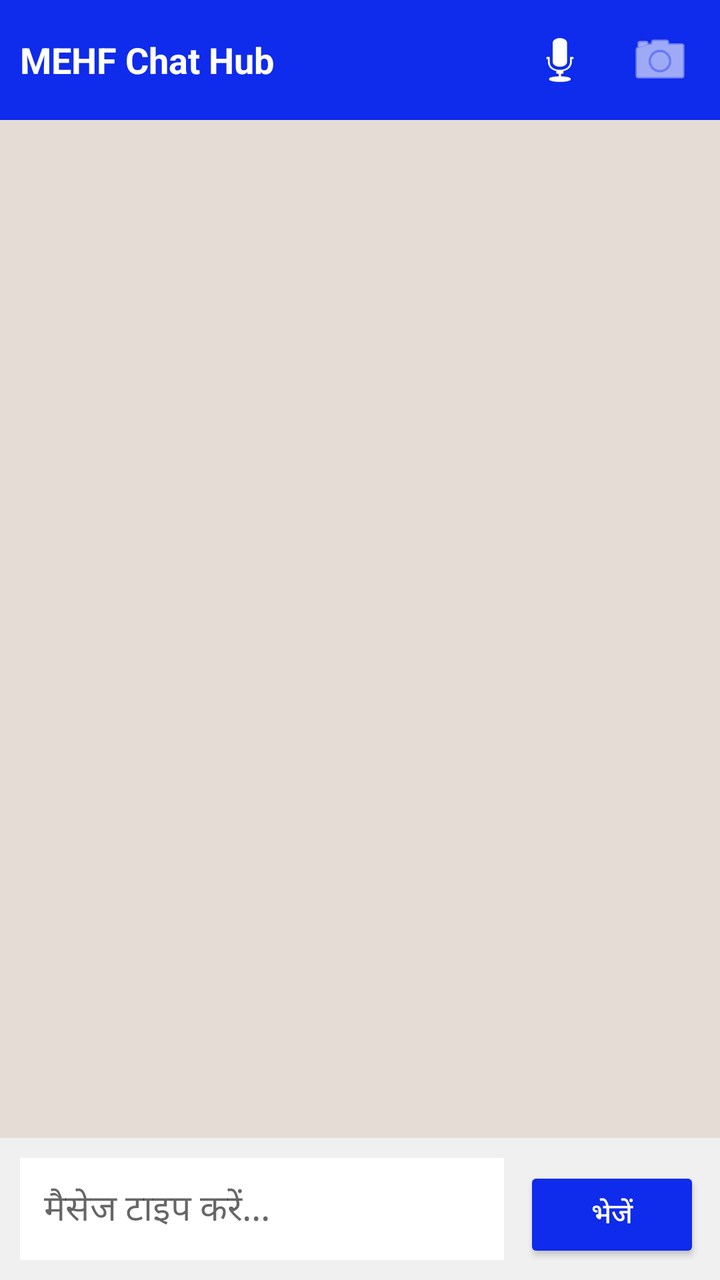
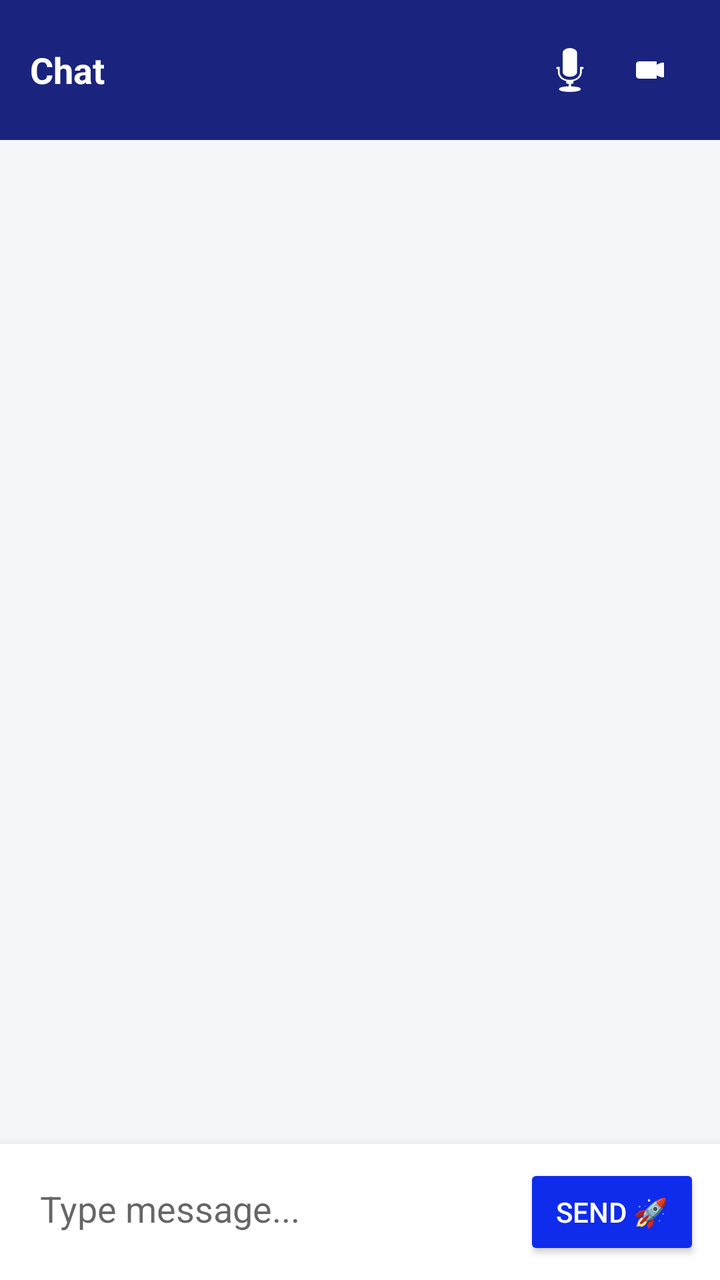

Screens rendered from an Android XML layout before and after an edit, with the pre-edit source and the edit as a unified diff.
<!-- AndroidManifest.xml: application theme Theme.AppCompat.Light.NoActionBar -->
<!-- res/layout/activity_chat.xml -->
<?xml version="1.0" encoding="utf-8"?>
<RelativeLayout xmlns:android="http://schemas.android.com/apk/res/android"
    android:layout_width="match_parent"
    android:layout_height="match_parent"
    android:background="#E5DDD5">

    
    <LinearLayout
        android:id="@+id/headerLayout"
        android:layout_width="match_parent"
        android:layout_height="60dp"
        android:background="#0F2BEB"
        android:gravity="center_vertical"
        android:orientation="horizontal"
        android:padding="10dp">
        
        <TextView
            android:id="@+id/chatTitle"
            android:layout_width="0dp"
            android:layout_height="wrap_content"
            android:layout_weight="1"
            android:text="MEHF Chat Hub"
            android:textColor="#FFFFFF"
            android:textSize="18sp"
            android:textStyle="bold" />

        
        <ImageButton
            android:id="@+id/btnVoiceCall"
            android:layout_width="40dp"
            android:layout_height="40dp"
            android:layout_marginRight="10dp"
            android:background="?attr/selectableItemBackground"
            android:src="@android:drawable/ic_btn_speak_now"
            android:tint="#FFFFFF" />

        <ImageButton
            android:id="@+id/btnVideoCall"
            android:layout_width="40dp"
            android:layout_height="40dp"
            android:background="?attr/selectableItemBackground"
            android:src="@android:drawable/ic_menu_camera"
            android:tint="#FFFFFF" />
    </LinearLayout>

    
    <RelativeLayout
        android:id="@+id/videoCallContainer"
        android:layout_width="match_parent"
        android:layout_height="match_parent"
        android:layout_below="@id/headerLayout"
        android:visibility="gone"
        android:background="#000000"
        android:elevation="10dp">

        <org.webrtc.SurfaceViewRenderer
            android:id="@+id/remoteVideoView"
            android:layout_width="match_parent"
            android:layout_height="match_parent" />

        <org.webrtc.SurfaceViewRenderer
            android:id="@+id/localVideoView"
            android:layout_width="120dp"
            android:layout_height="160dp"
            android:layout_alignParentBottom="true"
            android:layout_alignParentRight="true"
            android:layout_margin="20dp" />

        <Button
            android:id="@+id/btnEndCall"
            android:layout_width="wrap_content"
            android:layout_height="wrap_content"
            android:layout_alignParentBottom="true"
            android:layout_centerHorizontal="true"
            android:layout_marginBottom="30dp"
            android:backgroundTint="#D32F2F"
            android:text="End Call"
            android:textColor="#FFFFFF" />
    </RelativeLayout>

    
    <ScrollView
        android:id="@+id/chatScrollView"
        android:layout_width="match_parent"
        android:layout_height="match_parent"
        android:layout_above="@id/inputLayout"
        android:layout_below="@id/headerLayout"
        android:padding="10dp">
        
        <LinearLayout
            android:id="@+id/chatListLayout"
            android:layout_width="match_parent"
            android:layout_height="wrap_content"
            android:orientation="vertical" />
    </ScrollView>

    
    <LinearLayout
        android:id="@+id/inputLayout"
        android:layout_width="match_parent"
        android:layout_height="wrap_content"
        android:layout_alignParentBottom="true"
        android:background="#F0F0F0"
        android:orientation="horizontal"
        android:padding="10dp">

        <EditText
            android:id="@+id/etMessage"
            android:layout_width="0dp"
            android:layout_height="wrap_content"
            android:layout_weight="1"
            android:background="@android:color/white"
            android:hint="मैसेज टाइप करें..."
            android:padding="12dp" />

        <Button
            android:id="@+id/btnSend"
            android:layout_width="wrap_content"
            android:layout_height="wrap_content"
            android:layout_marginLeft="10dp"
            android:backgroundTint="#0F2BEB"
            android:text="भेजें"
            android:textColor="#FFFFFF" />
    </LinearLayout>
</RelativeLayout>
<!-- resources referenced by this layout -->
<resources>

</resources>

<!-- the commit's change to res/layout/activity_chat.xml (unified diff, before → after) -->
@@ -2,91 +2,50 @@
 <RelativeLayout xmlns:android="http://schemas.android.com/apk/res/android"
     android:layout_width="match_parent"
     android:layout_height="match_parent"
-    android:background="#E5DDD5">
+    android:background="#F4F6F9">
 
     
     <LinearLayout
-        android:id="@+id/headerLayout"
+        android:id="@+id/chatHeader"
         android:layout_width="match_parent"
-        android:layout_height="60dp"
-        android:background="#0F2BEB"
-        android:gravity="center_vertical"
+        android:layout_height="wrap_content"
+        android:background="#1A237E"
+        android:padding="15dp"
         android:orientation="horizontal"
-        android:padding="10dp">
-        
+        android:gravity="center_vertical">
         <TextView
-            android:id="@+id/chatTitle"
+            android:id="@+id/tvChatTitle"
             android:layout_width="0dp"
             android:layout_height="wrap_content"
             android:layout_weight="1"
-            android:text="MEHF Chat Hub"
-            android:textColor="#FFFFFF"
+            android:text="Chat"
+            android:textColor="#FFF"
             android:textSize="18sp"
             android:textStyle="bold" />
-
-        
         <ImageButton
             android:id="@+id/btnVoiceCall"
             android:layout_width="40dp"
             android:layout_height="40dp"
-            android:layout_marginRight="10dp"
             android:background="?attr/selectableItemBackground"
             android:src="@android:drawable/ic_btn_speak_now"
-            android:tint="#FFFFFF" />
-
+            android:tint="#FFF"/>
         <ImageButton
             android:id="@+id/btnVideoCall"
             android:layout_width="40dp"
             android:layout_height="40dp"
             android:background="?attr/selectableItemBackground"
-            android:src="@android:drawable/ic_menu_camera"
-            android:tint="#FFFFFF" />
+            android:src="@android:drawable/presence_video_online"
+            android:tint="#FFF"/>
     </LinearLayout>
-
-    
-    <RelativeLayout
-        android:id="@+id/videoCallContainer"
-        android:layout_width="match_parent"
-        android:layout_height="match_parent"
-        android:layout_below="@id/headerLayout"
-        android:visibility="gone"
-        android:background="#000000"
-        android:elevation="10dp">
-
-        <org.webrtc.SurfaceViewRenderer
-            android:id="@+id/remoteVideoView"
-            android:layout_width="match_parent"
-            android:layout_height="match_parent" />
-
-        <org.webrtc.SurfaceViewRenderer
-            android:id="@+id/localVideoView"
-            android:layout_width="120dp"
-            android:layout_height="160dp"
-            android:layout_alignParentBottom="true"
-            android:layout_alignParentRight="true"
-            android:layout_margin="20dp" />
-
-        <Button
-            android:id="@+id/btnEndCall"
-            android:layout_width="wrap_content"
-            android:layout_height="wrap_content"
-            android:layout_alignParentBottom="true"
-            android:layout_centerHorizontal="true"
-            android:layout_marginBottom="30dp"
-            android:backgroundTint="#D32F2F"
-            android:text="End Call"
-            android:textColor="#FFFFFF" />
-    </RelativeLayout>
 
     
     <ScrollView
         android:id="@+id/chatScrollView"
         android:layout_width="match_parent"
         android:layout_height="match_parent"
+        android:layout_below="@id/chatHeader"
         android:layout_above="@id/inputLayout"
-        android:layout_below="@id/headerLayout"
         android:padding="10dp">
-        
         <LinearLayout
             android:id="@+id/chatListLayout"
             android:layout_width="match_parent"
@@ -100,26 +59,102 @@
         android:layout_width="match_parent"
         android:layout_height="wrap_content"
         android:layout_alignParentBottom="true"
-        android:background="#F0F0F0"
-        android:orientation="horizontal"
-        android:padding="10dp">
-
+        android:background="#FFF"
+        android:padding="10dp"
+        android:elevation="10dp"
+        android:orientation="horizontal">
         <EditText
             android:id="@+id/etMessage"
             android:layout_width="0dp"
             android:layout_height="wrap_content"
             android:layout_weight="1"
-            android:background="@android:color/white"
-            android:hint="मैसेज टाइप करें..."
-            android:padding="12dp" />
-
+            android:hint="Type message..."
+            android:background="@android:color/transparent"
+            android:padding="10dp" />
         <Button
             android:id="@+id/btnSend"
             android:layout_width="wrap_content"
             android:layout_height="wrap_content"
-            android:layout_marginLeft="10dp"
+            android:text="Send 🚀"
             android:backgroundTint="#0F2BEB"
-            android:text="भेजें"
-            android:textColor="#FFFFFF" />
+            android:textColor="#FFF" />
     </LinearLayout>
+
+    
+    <LinearLayout
+        android:id="@+id/incomingCallLayout"
+        android:layout_width="match_parent"
+        android:layout_height="wrap_content"
+        android:layout_alignParentTop="true"
+        android:layout_marginTop="80dp"
+        android:layout_marginHorizontal="20dp"
+        android:background="#FFF"
+        android:elevation="15dp"
+        android:orientation="vertical"
+        android:padding="20dp"
+        android:visibility="gone">
+        <TextView
+            android:id="@+id/tvIncomingCallTitle"
+            android:layout_width="match_parent"
+            android:layout_height="wrap_content"
+            android:text="Incoming Call..."
+            android:textSize="18sp"
+            android:textColor="#000"
+            android:textStyle="bold"
+            android:gravity="center"
+            android:layout_marginBottom="20dp"/>
+        <LinearLayout
+            android:layout_width="match_parent"
+            android:layout_height="wrap_content"
+            android:orientation="horizontal">
+            <Button
+                android:id="@+id/btnDeclineCall"
+                android:layout_width="0dp"
+                android:layout_weight="1"
+                android:layout_height="wrap_content"
+                android:text="DECLINE ❌"
+                android:backgroundTint="#F44336"
+                android:textColor="#FFF"
+                android:layout_marginEnd="10dp"/>
+            <Button
+                android:id="@+id/btnAcceptCall"
+                android:layout_width="0dp"
+                android:layout_weight="1"
+                android:layout_height="wrap_content"
+                android:text="ACCEPT 📞"
+                android:backgroundTint="#4CAF50"
+                android:textColor="#FFF" />
+        </LinearLayout>
+    </LinearLayout>
+
+    
+    <RelativeLayout
+        android:id="@+id/videoCallContainer"
+        android:layout_width="match_parent"
+        android:layout_height="match_parent"
+        android:background="#000"
+        android:elevation="20dp"
+        android:visibility="gone">
+        <org.webrtc.SurfaceViewRenderer
+            android:id="@+id/remoteVideoView"
+            android:layout_width="match_parent"
+            android:layout_height="match_parent" />
+        <org.webrtc.SurfaceViewRenderer
+            android:id="@+id/localVideoView"
+            android:layout_width="120dp"
+            android:layout_height="160dp"
+            android:layout_alignParentBottom="true"
+            android:layout_alignParentRight="true"
+            android:layout_margin="20dp" />
+        <Button
+            android:id="@+id/btnEndCall"
+            android:layout_width="wrap_content"
+            android:layout_height="wrap_content"
+            android:layout_alignParentBottom="true"
+            android:layout_centerHorizontal="true"
+            android:layout_marginBottom="30dp"
+            android:text="END CALL 🔴"
+            android:backgroundTint="#F44336"
+            android:textColor="#FFF" />
+    </RelativeLayout>
 </RelativeLayout>
